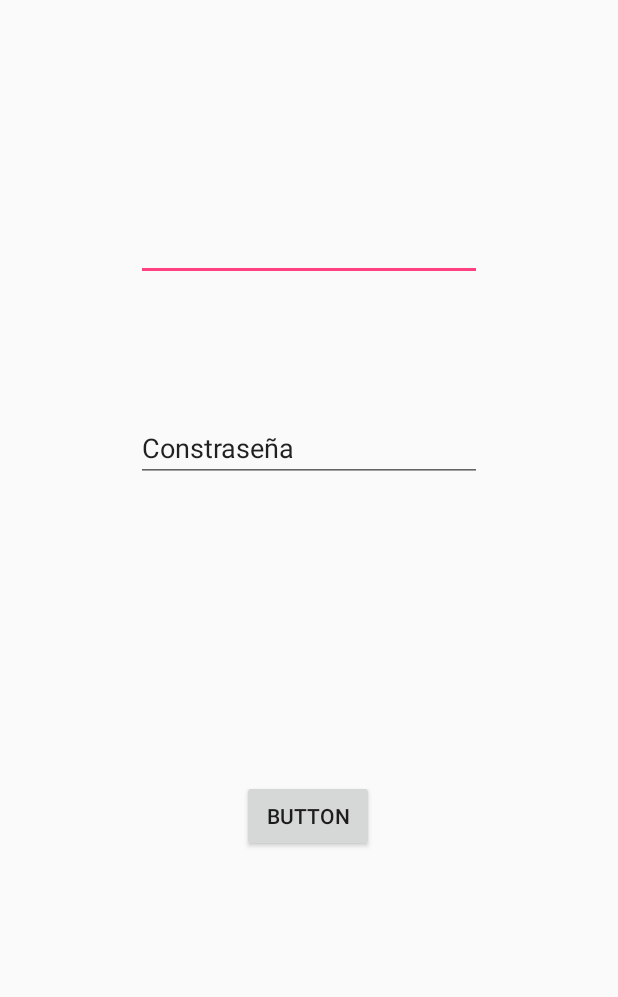
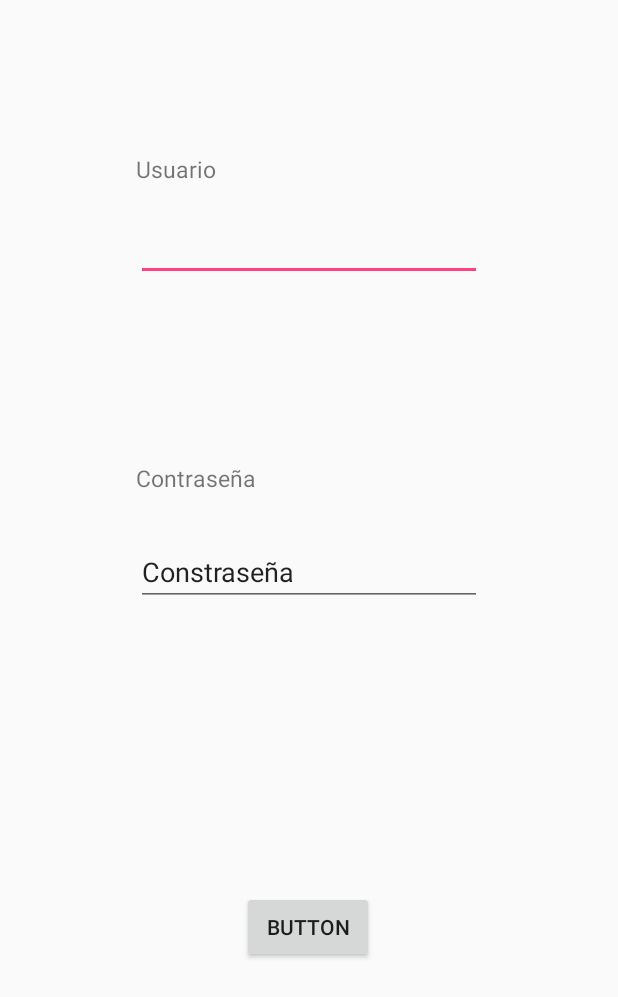
Before and after one commit to nahuel-cci/1erParcial, an Android app: the screen it shows after launch (MainActivity), on a phone screen of 412 x 824 dp. Shown: the top 997 px of the screen. Run offline under Robolectric (Android 15) with nearby library versions, the phone set to English and light mode, and no system bars.

Commit message:
Tabla agregada. toDo: se están instalando dos aplicaciones en el celular

```diff
--- a/1erParcial/app/src/main/java/com/example/nahuel/a1erparcial/SplashActivity.java
+++ b/1erParcial/app/src/main/java/com/example/nahuel/a1erparcial/SplashActivity.java
@@ -1,6 +1,8 @@
 package com.example.nahuel.a1erparcial;
 
 import android.content.Intent;
+import android.database.Cursor;
+import android.database.sqlite.SQLiteDatabase;
 import android.os.Bundle;
 import android.support.v7.app.AppCompatActivity;
 
@@ -17,5 +19,6 @@ public class SplashActivity extends AppCompatActivity {
         Intent intent = new Intent(this, MainActivity.class);
         startActivity(intent);
         finish();
+
     }
 }
--- a/1erParcial/app/src/main/java/com/example/nahuel/a1erparcial/UsuariosSQLiteHelper.java
+++ b/1erParcial/app/src/main/java/com/example/nahuel/a1erparcial/UsuariosSQLiteHelper.java
@@ -10,13 +10,16 @@ import android.database.sqlite.SQLiteOpenHelper;
 public class UsuariosSQLiteHelper extends SQLiteOpenHelper {
 
     //Sentencia SQL para crear la tabla de Usuarios
-    String sqlCreate =  "CREATE TABLE Usuarios " +
+    String sqlCreateUsuarios =  "CREATE TABLE Usuarios " +
                             "(_id       INTEGER PRIMARY KEY AUTOINCREMENT NOT NULL," +
                             " nombre    TEXT," +
                             " telefono  TEXT," +
                             " sexo      TEXT)";
 
-
+    String sqlCreateLogin =  "CREATE TABLE Login " +
+                            "(_id       INTEGER PRIMARY KEY AUTOINCREMENT NOT NULL," +
+                            " nombre    TEXT," +
+                            " pass      TEXT)";
 
     public UsuariosSQLiteHelper(Context contexto, String nombre,
                                 CursorFactory factory, int version) {
@@ -27,10 +30,12 @@ public class UsuariosSQLiteHelper extends SQLiteOpenHelper {
     @Override
     public void onCreate(SQLiteDatabase db) {
         //Se ejecuta la sentencia SQL de creación de la tabla
-        db.execSQL(sqlCreate);
+        db.execSQL(sqlCreateUsuarios);
         db.execSQL("INSERT INTO Usuarios (nombre, telefono, sexo) VALUES ('Diego', '40005000', 'Masculino')");
         db.execSQL("INSERT INTO Usuarios (nombre, telefono, sexo) VALUES ('Laura', '45675000', 'Femenino')");
         db.execSQL("INSERT INTO Usuarios (nombre, telefono, sexo) VALUES ('Pablo', '40001234', 'Otro')");
+        db.execSQL(sqlCreateLogin);
+        db.execSQL("INSERT INTO Login (nombre, pass) VALUES ('Nahuel', 'Nahuel')");
     }
 
     @Override
@@ -42,8 +47,10 @@ public class UsuariosSQLiteHelper extends SQLiteOpenHelper {
 
         //Se elimina la versión anterior de la tabla
         db.execSQL("DROP TABLE IF EXISTS Usuarios");
+        db.execSQL("DROP TABLE IF EXISTS Login");
 
         //Se crea la nueva versión de la tabla
-        db.execSQL(sqlCreate);
+        db.execSQL(sqlCreateUsuarios);
+        db.execSQL(sqlCreateLogin);
     }
 }
--- a/1erParcial/app/src/main/res/drawable/splash_background.xml
+++ b/1erParcial/app/src/main/res/drawable/splash_background.xml
@@ -2,7 +2,7 @@
 <layer-list xmlns:android="http://schemas.android.com/apk/res/android">
 
     <item
-        android:drawable="@color/gris"/>
+        android:drawable="@color/gray"/>
 
     <item>
         <bitmap
--- a/1erParcial/app/src/main/res/layout/activity_main.xml
+++ b/1erParcial/app/src/main/res/layout/activity_main.xml
@@ -39,28 +39,67 @@
         android:layout_height="wrap_content"
         android:id="@+id/gdHorizontal3"
         android:orientation="horizontal"
-        app:layout_constraintGuide_percent="0.30" />
+        app:layout_constraintGuide_percent="0.40" />
 
     <android.support.constraint.Guideline
         android:layout_width="wrap_content"
         android:layout_height="wrap_content"
         android:id="@+id/gdHorizontal4"
         android:orientation="horizontal"
-        app:layout_constraintGuide_percent="0.40" />
+        app:layout_constraintGuide_percent="0.50" />
 
     <android.support.constraint.Guideline
         android:layout_width="wrap_content"
         android:layout_height="wrap_content"
         android:id="@+id/gdHorizontal10"
         android:orientation="horizontal"
-        app:layout_constraintGuide_percent="0.60" />
+        app:layout_constraintGuide_percent="0.70" />
 
     <android.support.constraint.Guideline
         android:layout_width="wrap_content"
         android:layout_height="wrap_content"
         android:id="@+id/gdHorizontal6"
         android:orientation="horizontal"
-        app:layout_constraintGuide_percent="0.72" />
+        app:layout_constraintGuide_percent="0.80" />
+
+
+    <TextView
+        android:id="@+id/tvUsuario"
+        android:layout_width="wrap_content"
+        android:layout_height="wrap_content"
+        android:layout_marginBottom="0dp"
+        android:layout_marginLeft="8dp"
+        android:layout_marginRight="8dp"
+        android:layout_marginTop="8dp"
+        android:text="Usuario"
+        android:textSize="15sp"
+        app:layout_constraintBottom_toTopOf="@+id/gdHorizontal1"
+        app:layout_constraintHorizontal_bias="0.0"
+        app:layout_constraintLeft_toLeftOf="@+id/gdVerticalLeft"
+        app:layout_constraintRight_toLeftOf="@+id/gdVerticalRight"
+        app:layout_constraintTop_toTopOf="parent"
+        app:layout_constraintVertical_bias="1.0"
+        android:layout_marginStart="8dp"
+        android:layout_marginEnd="8dp" />
+
+    <TextView
+        android:id="@+id/tvPass"
+        android:layout_width="wrap_content"
+        android:layout_height="wrap_content"
+        android:layout_marginBottom="0dp"
+        android:layout_marginLeft="8dp"
+        android:layout_marginRight="8dp"
+        android:layout_marginTop="8dp"
+        android:text="Contraseña"
+        android:textSize="15sp"
+        app:layout_constraintBottom_toTopOf="@+id/gdHorizontal3"
+        app:layout_constraintHorizontal_bias="0.0"
+        app:layout_constraintLeft_toLeftOf="@+id/gdVerticalLeft"
+        app:layout_constraintRight_toLeftOf="@+id/gdVerticalRight"
+        app:layout_constraintTop_toTopOf="parent"
+        app:layout_constraintVertical_bias="1.0"
+        android:layout_marginStart="8dp"
+        android:layout_marginEnd="8dp" />
 
     <Button
         android:id="@+id/butLogIn"
@@ -85,6 +124,7 @@
         android:ems="10"
         android:inputType="textPersonName"
         android:text="@string/userDefaultText"
+        android:textColorHighlight="@color/gray"
         android:layout_marginLeft="8dp"
         app:layout_constraintLeft_toLeftOf="@+id/gdVerticalLeft"
         app:layout_constraintRight_toLeftOf="@+id/gdVerticalRight"
--- a/1erParcial/app/src/main/res/menu/toolbar_menu.xml
+++ b/1erParcial/app/src/main/res/menu/toolbar_menu.xml
@@ -5,12 +5,6 @@
         android:icon="@drawable/ic_settings_black_24dp"
         app:showAsAction="ifRoom"
         android:title="Compose">
-    </item>
-    <item
-        android:id="@+id/miProfile"
-        android:icon="@drawable/ic_add_circle_black_24dp"
-        app:showAsAction="ifRoom|withText"
-        android:title="Profile">
     </item>
 </menu>
 
--- a/1erParcial/app/src/main/res/values/colors.xml
+++ b/1erParcial/app/src/main/res/values/colors.xml
@@ -3,6 +3,6 @@
     <color name="colorPrimary">#3f51b5</color>
     <color name="colorPrimaryDark">#303F9F</color>
     <color name="colorAccent">#FF4081</color>
-    <color name="gris">#444440</color>
+    <color name="gray">#444440</color>
 
 </resources>
```
Also changed, not shown: 1erParcial/app/src/main/java/com/example/nahuel/a1erparcial/MainActivity.java (+34 -4 lines).
